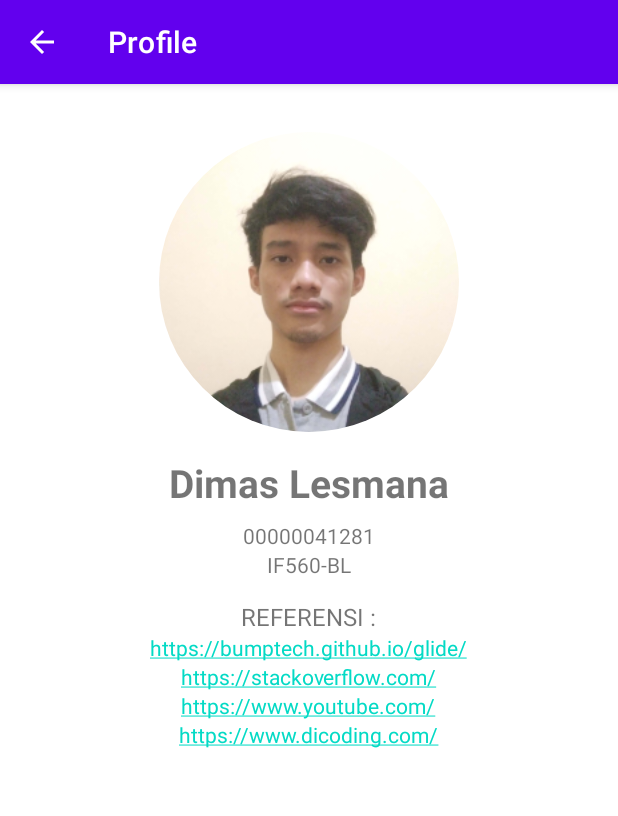
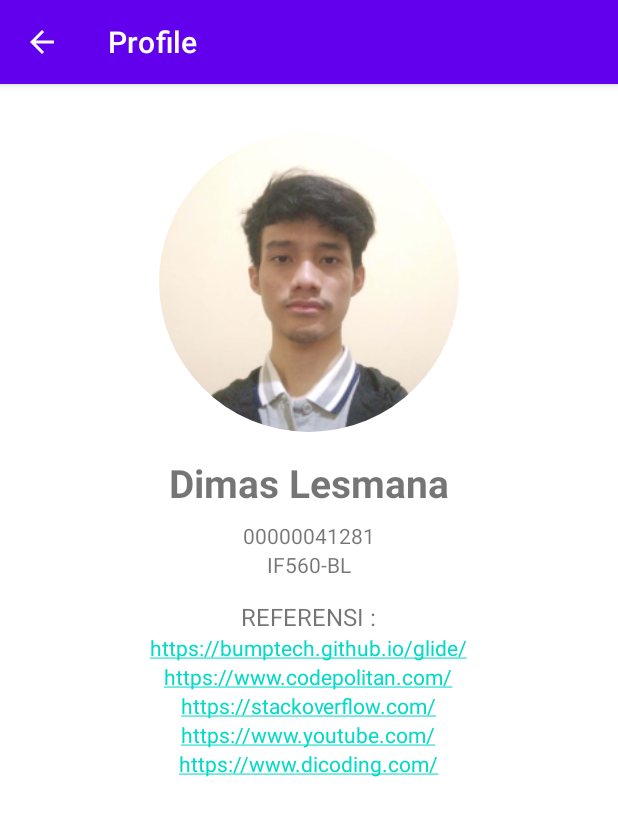
Before and after one commit to dimaslesmana/sfx-library-previewer-UTS-IF570L, an Android app: the LibraryActivity screen opened directly, with no data from a screen before it, in the options menu, after a tap on "Profile", on a phone screen of 412 x 824 dp. Shown: the top 816 px of the screen. Run offline under Robolectric (Android 15) with nearby library versions, the phone set to English and light mode, and no system bars.

Commit message:
project done

```diff
--- a/app/src/main/java/id/ac/umn/dimas/uts_41281/LibraryActivity.java
+++ b/app/src/main/java/id/ac/umn/dimas/uts_41281/LibraryActivity.java
@@ -12,33 +12,29 @@ import android.view.Menu;
 import android.view.MenuItem;
 import android.widget.Toast;
 
-import java.util.ArrayList;
-
 public class LibraryActivity extends AppCompatActivity {
     public static final String EXTRA_NAME = "extra_name";
     private RecyclerView rvSfxList;
-    private ArrayList<Sfx> sfxList = new ArrayList<>();
+    private SfxAdapter sfxAdapter;
+    private String username = null;
 
     @Override
     protected void onCreate(Bundle savedInstanceState) {
         super.onCreate(savedInstanceState);
         setContentView(R.layout.activity_library);
 
-        String username = getIntent().getStringExtra(EXTRA_NAME);
+        username = getIntent().getStringExtra(EXTRA_NAME);
+        Toast.makeText(this, "Selamat datang, " + username, Toast.LENGTH_SHORT).show();
 
         ActionBar actionBar = getSupportActionBar();
         if (actionBar != null) {
             actionBar.setTitle(username);
         }
 
-        Toast.makeText(this, "Selamat datang, " + username, Toast.LENGTH_SHORT).show();
-
-        sfxList.addAll(SfxData.getSfxList());
-
         rvSfxList = findViewById(R.id.rv_library_sfx);
         rvSfxList.setHasFixedSize(true);
 
-        SfxAdapter sfxAdapter = new SfxAdapter(sfxList);
+        sfxAdapter = new SfxAdapter(SfxData.getSfxList());
         rvSfxList.setAdapter(sfxAdapter);
         rvSfxList.setLayoutManager(new LinearLayoutManager(this));
 
--- a/app/src/main/java/id/ac/umn/dimas/uts_41281/SfxAdapter.java
+++ b/app/src/main/java/id/ac/umn/dimas/uts_41281/SfxAdapter.java
@@ -5,7 +5,6 @@ import android.view.View;
 import android.view.ViewGroup;
 import android.widget.ImageButton;
 import android.widget.TextView;
-import android.widget.Toast;
 
 import androidx.annotation.NonNull;
 import androidx.recyclerview.widget.RecyclerView;
@@ -15,6 +14,8 @@ import java.util.ArrayList;
 public class SfxAdapter extends RecyclerView.Adapter<SfxAdapter.ViewHolder> {
     private ArrayList<Sfx> listSfx;
     private OnItemClickCallback onItemClickCallback;
+    private static final int VIEW_TYPE_EMPTY = 0;
+    private static final int VIEW_TYPE_SFX = 1;
 
     public SfxAdapter(ArrayList<Sfx> list) {
         this.listSfx = list;
@@ -31,28 +32,54 @@ public class SfxAdapter extends RecyclerView.Adapter<SfxAdapter.ViewHolder> {
     @NonNull
     @Override
     public ViewHolder onCreateViewHolder(@NonNull ViewGroup parent, int viewType) {
-        View view = LayoutInflater.from(parent.getContext()).inflate(R.layout.item_row_sfx, parent, false);
-        return new ViewHolder(view);
+        View view;
+        ViewHolder viewHolder;
+
+        if (viewType == VIEW_TYPE_SFX) {
+            view = LayoutInflater.from(parent.getContext()).inflate(R.layout.item_row_sfx, parent, false);
+        } else {
+            view = LayoutInflater.from(parent.getContext()).inflate(R.layout.item_row_empty, parent, false);
+        }
+
+        viewHolder = new ViewHolder(view);
+
+        return viewHolder;
     }
 
     @Override
     public void onBindViewHolder(@NonNull ViewHolder holder, int position) {
+        int viewType = getItemViewType(position);
+
+        if (viewType == VIEW_TYPE_SFX) {
             Sfx sfx = listSfx.get(position);
 
             holder.tvSfxName.setText(sfx.getName());
             holder.tvSfxCategory.setText(sfx.getCategory());
             holder.btnSfxDelete.setOnClickListener(v -> {
-            Toast.makeText(holder.itemView.getContext(), "DELETE " + listSfx.get(holder.getAdapterPosition()).getName(), Toast.LENGTH_SHORT).show();
-            //listSfx.remove(position);
+                removeSfx(holder.getAdapterPosition());
             });
             holder.itemView.setOnClickListener(v -> {
                 onItemClickCallback.onItemClicked(listSfx.get(holder.getAdapterPosition()));
             });
         }
+    }
 
     @Override
     public int getItemCount() {
+        if (listSfx.size() == 0){
+            return 1;
+        } else {
             return listSfx.size();
+        }
+    }
+
+    @Override
+    public int getItemViewType(int position) {
+        if (listSfx.size() == 0) {
+            return VIEW_TYPE_EMPTY;
+        } else {
+            return VIEW_TYPE_SFX;
+        }
     }
 
     class ViewHolder extends RecyclerView.ViewHolder {
@@ -68,4 +95,9 @@ public class SfxAdapter extends RecyclerView.Adapter<SfxAdapter.ViewHolder> {
             btnSfxDelete = itemView.findViewById(R.id.button_item_sfx_delete);
         }
     }
+
+    private void removeSfx(int position) {
+        listSfx.remove(position);
+        notifyDataSetChanged();
     }
+}
--- a/app/src/main/java/id/ac/umn/dimas/uts_41281/SfxData.java
+++ b/app/src/main/java/id/ac/umn/dimas/uts_41281/SfxData.java
@@ -3,11 +3,14 @@ package id.ac.umn.dimas.uts_41281;
 import java.util.ArrayList;
 
 public class SfxData {
+    private static ArrayList<Sfx> sfxList = new ArrayList<>();
+
     private static String[] sfxNames = {
             "Air Raid",
             "Police Siren",
             "Electric Guitar",
             "Guitar",
+            "Bowling",
     };
 
     private static String[] sfxCategories = {
@@ -15,6 +18,7 @@ public class SfxData {
             "Emergency",
             "Instrument",
             "Instrument",
+            "Sport",
     };
 
     private static int[] sfxSources = {
@@ -22,10 +26,11 @@ public class SfxData {
             R.raw.emergency_police_siren,
             R.raw.instrument_electric_guitar,
             R.raw.instrument_guitar,
+            R.raw.sport_bowling,
     };
 
-    static ArrayList<Sfx> getSfxList() {
-        ArrayList<Sfx> list = new ArrayList<>();
+    static void initialize() {
+        sfxList.clear();
 
         for (int position = 0; position < sfxNames.length; position++) {
             String sfxName = sfxNames[position];
@@ -34,9 +39,11 @@ public class SfxData {
 
             Sfx sfx = new Sfx(sfxName, sfxCategory, sfxSource);
 
-            list.add(sfx);
+            sfxList.add(sfx);
         }
+    }
 
-        return list;
+    static ArrayList<Sfx> getSfxList() {
+        return sfxList;
     }
 }
--- a/app/src/main/java/id/ac/umn/dimas/uts_41281/SfxDetailsActivity.java
+++ b/app/src/main/java/id/ac/umn/dimas/uts_41281/SfxDetailsActivity.java
@@ -24,6 +24,7 @@ public class SfxDetailsActivity extends AppCompatActivity {
         String sfxName = sfx.getName();
         String sfxCategory = sfx.getCategory();
         int sfxSource = sfx.getSource();
+
         mediaPlayer = MediaPlayer.create(this, sfxSource);
 
         ActionBar actionBar = getSupportActionBar();
--- a/app/src/main/res/layout/activity_profile.xml
+++ b/app/src/main/res/layout/activity_profile.xml
@@ -68,6 +68,13 @@
             android:layout_height="wrap_content"
             android:layout_gravity="center"
             android:autoLink="web"
+            android:text="https://www.codepolitan.com/" />
+
+        <TextView
+            android:layout_width="wrap_content"
+            android:layout_height="wrap_content"
+            android:layout_gravity="center"
+            android:autoLink="web"
             android:text="https://stackoverflow.com/" />
 
         <TextView
--- a/app/src/main/res/values/strings.xml
+++ b/app/src/main/res/values/strings.xml
@@ -11,6 +11,7 @@
 
     <string name="library_action_profile">Profile</string>
     <string name="library_action_logout">Keluar</string>
+    <string name="library_msg_empty">No SFX found!</string>
 
     <string name="sfx_details_button_play">Play SFX</string>
 
```
Also changed, not shown: app/src/main/java/id/ac/umn/dimas/uts_41281/LoginActivity.java (+6 -1 lines), app/src/main/res/layout/activity_sfx_details.xml (+9 -3 lines), app/src/main/res/layout/item_row_empty.xml (added, +13 -0 lines), 2 other files. Lines whose indentation alone changed are shown as unchanged.
